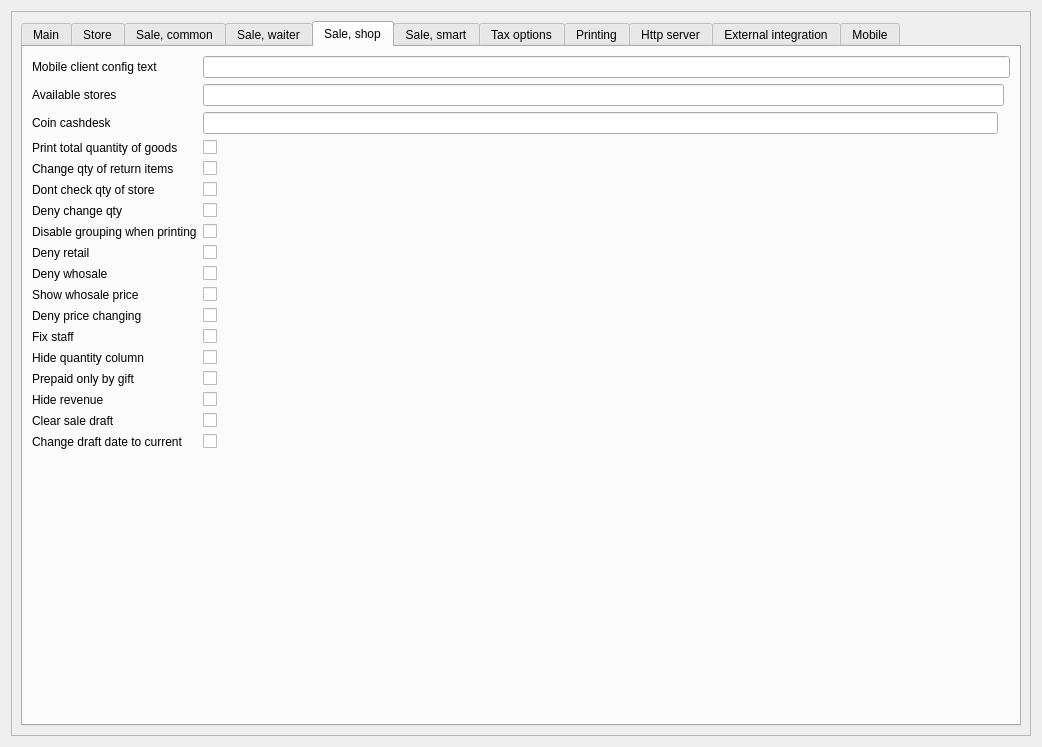
Above: Reports/c5settingswidget.ui from End1-1/Cafe5 before the change. Below: the same form after it.
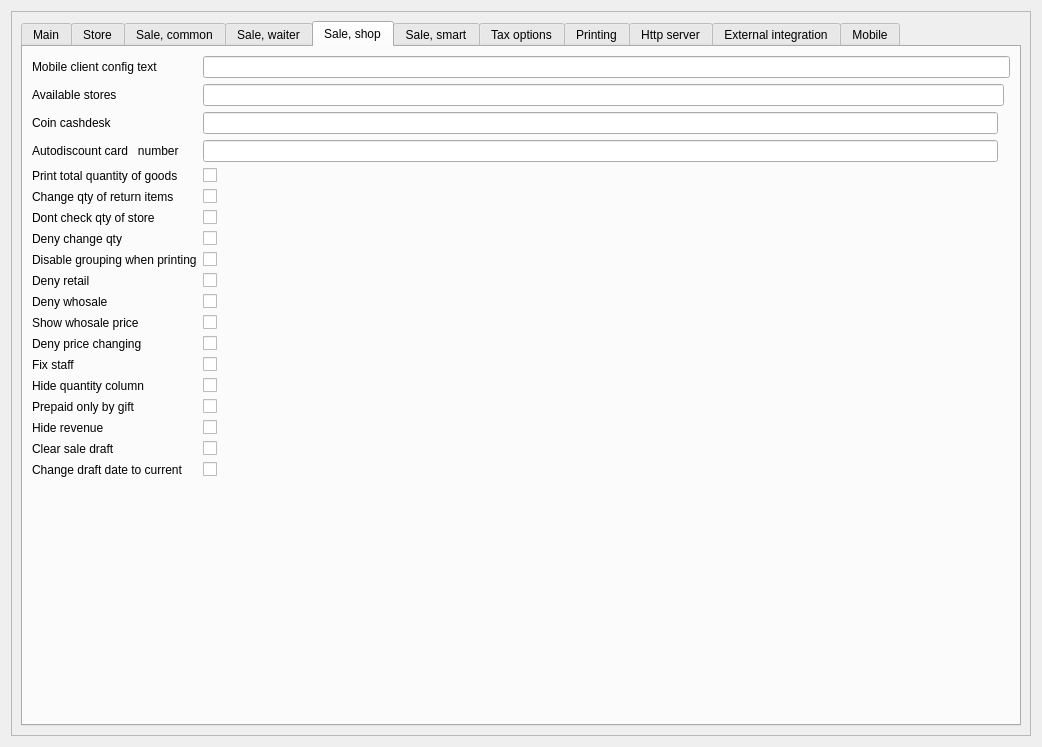
That is the form after the change. The open tabs and pages were chosen to show the change. Custom widgets are drawn as their Qt base class.

Commit message: NTreeWidget and autodiscount for shop

Patch:
```diff
--- a/Reports/c5settingswidget.ui
+++ b/Reports/c5settingswidget.ui
@@ -42,8 +42,8 @@
        <rect>
         <x>0</x>
         <y>0</y>
-        <width>1001</width>
-        <height>808</height>
+        <width>1022</width>
+        <height>727</height>
        </rect>
       </property>
       <layout class="QHBoxLayout" name="horizontalLayout_2">
@@ -1123,98 +1123,47 @@
            <string>Sale, shop</string>
           </attribute>
           <layout class="QGridLayout" name="gridLayout_6">
-           <item row="12" column="0">
-            <widget class="QLabel" name="label_52">
+           <item row="16" column="0">
+            <widget class="QLabel" name="label_118">
              <property name="text">
-              <string>Fix staff</string>
+              <string>Hide revenue</string>
              </property>
             </widget>
            </item>
-           <item row="14" column="0">
-            <widget class="QLabel" name="label_86">
-             <property name="text">
-              <string>Prepaid only by gift</string>
+           <item row="0" column="1" colspan="3">
+            <widget class="C5LineEdit" name="leShopMobileClentConfig">
+             <property name="minimumSize">
+              <size>
+               <width>0</width>
+               <height>0</height>
+              </size>
              </property>
-            </widget>
-           </item>
-           <item row="13" column="1">
-            <widget class="C5CheckBox" name="chHideShopQuantity">
-             <property name="text">
-              <string/>
+             <property name="maximumSize">
+              <size>
+               <width>16777215</width>
+               <height>16777215</height>
+              </size>
              </property>
              <property name="Tag" stdset="0">
-              <number>89</number>
+              <number>90</number>
              </property>
             </widget>
            </item>
-           <item row="10" column="0">
+           <item row="9" column="0">
+            <widget class="QLabel" name="label_49">
+             <property name="text">
+              <string>Deny retail</string>
+             </property>
+            </widget>
+           </item>
+           <item row="11" column="0">
             <widget class="QLabel" name="label_119">
              <property name="text">
               <string>Show whosale price</string>
              </property>
             </widget>
            </item>
-           <item row="6" column="1">
-            <widget class="C5CheckBox" name="chDenyQtychange">
-             <property name="text">
-              <string/>
-             </property>
-             <property name="Tag" stdset="0">
-              <number>81</number>
-             </property>
-            </widget>
-           </item>
-           <item row="18" column="1">
-            <spacer name="verticalSpacer_6">
-             <property name="orientation">
-              <enum>Qt::Orientation::Vertical</enum>
-             </property>
-             <property name="sizeHint" stdset="0">
-              <size>
-               <width>20</width>
-               <height>40</height>
-              </size>
-             </property>
-            </spacer>
-           </item>
-           <item row="3" column="1">
-            <widget class="C5CheckBox" name="chPrintTotyalQntOfGoods">
-             <property name="text">
-              <string/>
-             </property>
-             <property name="Tag" stdset="0">
-              <number>86</number>
-             </property>
-            </widget>
-           </item>
-           <item row="0" column="0">
-            <widget class="QLabel" name="label_84">
-             <property name="text">
-              <string>Mobile client config text</string>
-             </property>
-            </widget>
-           </item>
-           <item row="4" column="1">
-            <widget class="C5CheckBox" name="chDenyChangeQtyReturnItems">
-             <property name="text">
-              <string/>
-             </property>
-             <property name="Tag" stdset="0">
-              <number>86</number>
-             </property>
-            </widget>
-           </item>
-           <item row="4" column="0">
-            <widget class="QLabel" name="label_128">
-             <property name="text">
-              <string>Change qty of return items</string>
-             </property>
-            </widget>
-           </item>
-           <item row="1" column="1" colspan="2">
-            <widget class="QLineEdit" name="leAvailableStore"/>
-           </item>
-           <item row="11" column="1">
+           <item row="12" column="1">
             <widget class="C5CheckBox" name="chDenyPriceChange">
              <property name="text">
               <string/>
@@ -1224,135 +1173,88 @@
              </property>
             </widget>
            </item>
-           <item row="3" column="0">
-            <widget class="QLabel" name="label_127">
+           <item row="16" column="1">
+            <widget class="C5CheckBox" name="chHideRevenue">
              <property name="text">
-              <string>Print total quantity of goods</string>
-             </property>
-            </widget>
-           </item>
-           <item row="2" column="1">
-            <widget class="C5LineEdit" name="leCoinCashdesk"/>
-           </item>
-           <item row="9" column="1">
-            <widget class="C5CheckBox" name="chDenyWhosale">
-             <property name="text">
               <string/>
              </property>
              <property name="Tag" stdset="0">
-              <number>48</number>
+              <number>89</number>
              </property>
             </widget>
            </item>
-           <item row="9" column="0">
-            <widget class="QLabel" name="label_50">
+           <item row="17" column="1">
+            <widget class="C5CheckBox" name="chClearSaveDraft">
              <property name="text">
-              <string>Deny whosale</string>
-             </property>
-            </widget>
-           </item>
-           <item row="10" column="1">
-            <widget class="C5CheckBox" name="chShowWhosalePrice">
-             <property name="text">
               <string/>
              </property>
              <property name="Tag" stdset="0">
-              <number>48</number>
+              <number>89</number>
              </property>
             </widget>
            </item>
-           <item row="12" column="1">
-            <widget class="C5CheckBox" name="chFixShopStaff">
-             <property name="text">
-              <string/>
-             </property>
-             <property name="Tag" stdset="0">
-              <number>50</number>
-             </property>
-            </widget>
-           </item>
-           <item row="6" column="0">
+           <item row="7" column="0">
             <widget class="QLabel" name="label_77">
              <property name="text">
               <string>Deny change qty</string>
              </property>
             </widget>
            </item>
-           <item row="8" column="1">
-            <widget class="C5CheckBox" name="chDenyReatail">
+           <item row="0" column="0">
+            <widget class="QLabel" name="label_84">
              <property name="text">
-              <string/>
+              <string>Mobile client config text</string>
              </property>
-             <property name="Tag" stdset="0">
-              <number>47</number>
-             </property>
             </widget>
            </item>
-           <item row="7" column="0">
-            <widget class="QLabel" name="label_78">
-             <property name="text">
-              <string>Disable grouping when printing</string>
-             </property>
-            </widget>
-           </item>
-           <item row="16" column="1">
-            <widget class="C5CheckBox" name="chClearSaveDraft">
-             <property name="text">
-              <string/>
-             </property>
-             <property name="Tag" stdset="0">
-              <number>89</number>
-             </property>
-            </widget>
-           </item>
-           <item row="5" column="0">
+           <item row="6" column="0">
             <widget class="QLabel" name="label_82">
              <property name="text">
               <string>Dont check qty of store</string>
              </property>
             </widget>
            </item>
-           <item row="5" column="1">
-            <widget class="C5CheckBox" name="chDontCheckStoreQty">
+           <item row="11" column="1">
+            <widget class="C5CheckBox" name="chShowWhosalePrice">
              <property name="text">
               <string/>
              </property>
              <property name="Tag" stdset="0">
-              <number>86</number>
+              <number>48</number>
              </property>
             </widget>
            </item>
-           <item row="11" column="0">
+           <item row="7" column="1">
+            <widget class="C5CheckBox" name="chDenyQtychange">
+             <property name="text">
+              <string/>
+             </property>
+             <property name="Tag" stdset="0">
+              <number>81</number>
+             </property>
+            </widget>
+           </item>
+           <item row="8" column="0">
+            <widget class="QLabel" name="label_78">
+             <property name="text">
+              <string>Disable grouping when printing</string>
+             </property>
+            </widget>
+           </item>
+           <item row="13" column="0">
+            <widget class="QLabel" name="label_52">
+             <property name="text">
+              <string>Fix staff</string>
+             </property>
+            </widget>
+           </item>
+           <item row="12" column="0">
             <widget class="QLabel" name="label_51">
              <property name="text">
               <string>Deny price changing</string>
              </property>
             </widget>
            </item>
-           <item row="8" column="0">
-            <widget class="QLabel" name="label_49">
-             <property name="text">
-              <string>Deny retail</string>
-             </property>
-            </widget>
-           </item>
-           <item row="13" column="0">
-            <widget class="QLabel" name="label_85">
-             <property name="text">
-              <string>Hide quantity column</string>
-             </property>
-            </widget>
-           </item>
-           <item row="15" column="1">
-            <widget class="C5CheckBox" name="chHideRevenue">
-             <property name="text">
-              <string/>
-             </property>
-             <property name="Tag" stdset="0">
-              <number>89</number>
-             </property>
-            </widget>
-           </item>
            <item row="2" column="0">
             <widget class="QLabel" name="label_225">
              <property name="text">
@@ -1360,14 +1262,58 @@
              </property>
             </widget>
            </item>
-           <item row="16" column="0">
+           <item row="14" column="0">
+            <widget class="QLabel" name="label_85">
+             <property name="text">
+              <string>Hide quantity column</string>
+             </property>
+            </widget>
+           </item>
+           <item row="1" column="1" colspan="2">
+            <widget class="QLineEdit" name="leAvailableStore"/>
+           </item>
+           <item row="8" column="1">
+            <widget class="C5CheckBox" name="chDontGroupPrint">
+             <property name="text">
+              <string/>
+             </property>
+             <property name="Tag" stdset="0">
+              <number>82</number>
+             </property>
+            </widget>
+           </item>
+           <item row="17" column="0">
             <widget class="QLabel" name="label_121">
              <property name="text">
               <string>Clear sale draft</string>
              </property>
             </widget>
            </item>
-           <item row="14" column="1">
+           <item row="10" column="0">
+            <widget class="QLabel" name="label_50">
+             <property name="text">
+              <string>Deny whosale</string>
+             </property>
+            </widget>
+           </item>
+           <item row="18" column="0">
+            <widget class="QLabel" name="label_126">
+             <property name="text">
+              <string>Change draft date to current</string>
+             </property>
+            </widget>
+           </item>
+           <item row="10" column="1">
+            <widget class="C5CheckBox" name="chDenyWhosale">
+             <property name="text">
+              <string/>
+             </property>
+             <property name="Tag" stdset="0">
+              <number>48</number>
+             </property>
+            </widget>
+           </item>
+           <item row="15" column="1">
             <widget class="C5CheckBox" name="chPrepaidOnlyByGift">
              <property name="text">
               <string/>
@@ -1378,28 +1324,96 @@
             </widget>
            </item>
            <item row="15" column="0">
-            <widget class="QLabel" name="label_118">
+            <widget class="QLabel" name="label_86">
              <property name="text">
-              <string>Hide revenue</string>
+              <string>Prepaid only by gift</string>
              </property>
             </widget>
            </item>
-           <item row="0" column="1" colspan="3">
-            <widget class="C5LineEdit" name="leShopMobileClentConfig">
-             <property name="minimumSize">
-              <size>
-               <width>0</width>
-               <height>0</height>
-              </size>
+           <item row="5" column="0">
+            <widget class="QLabel" name="label_128">
+             <property name="text">
+              <string>Change qty of return items</string>
              </property>
-             <property name="maximumSize">
-              <size>
-               <width>16777215</width>
-               <height>16777215</height>
-              </size>
+            </widget>
+           </item>
+           <item row="9" column="1">
+            <widget class="C5CheckBox" name="chDenyReatail">
+             <property name="text">
+              <string/>
              </property>
              <property name="Tag" stdset="0">
-              <number>90</number>
+              <number>47</number>
+             </property>
+            </widget>
+           </item>
+           <item row="5" column="1">
+            <widget class="C5CheckBox" name="chDenyChangeQtyReturnItems">
+             <property name="text">
+              <string/>
+             </property>
+             <property name="Tag" stdset="0">
+              <number>86</number>
+             </property>
+            </widget>
+           </item>
+           <item row="13" column="1">
+            <widget class="C5CheckBox" name="chFixShopStaff">
+             <property name="text">
+              <string/>
+             </property>
+             <property name="Tag" stdset="0">
+              <number>50</number>
+             </property>
+            </widget>
+           </item>
+           <item row="4" column="1">
+            <widget class="C5CheckBox" name="chPrintTotyalQntOfGoods">
+             <property name="text">
+              <string/>
+             </property>
+             <property name="Tag" stdset="0">
+              <number>86</number>
+             </property>
+            </widget>
+           </item>
+           <item row="14" column="1">
+            <widget class="C5CheckBox" name="chHideShopQuantity">
+             <property name="text">
+              <string/>
+             </property>
+             <property name="Tag" stdset="0">
+              <number>89</number>
+             </property>
+            </widget>
+           </item>
+           <item row="18" column="1">
+            <widget class="C5CheckBox" name="chChangeDraftDateToCurrent">
+             <property name="text">
+              <string/>
+             </property>
+             <property name="Tag" stdset="0">
+              <number>89</number>
+             </property>
+            </widget>
+           </item>
+           <item row="2" column="1">
+            <widget class="C5LineEdit" name="leCoinCashdesk"/>
+           </item>
+           <item row="6" column="1">
+            <widget class="C5CheckBox" name="chDontCheckStoreQty">
+             <property name="text">
+              <string/>
+             </property>
+             <property name="Tag" stdset="0">
+              <number>86</number>
+             </property>
+            </widget>
+           </item>
+           <item row="4" column="0">
+            <widget class="QLabel" name="label_127">
+             <property name="text">
+              <string>Print total quantity of goods</string>
              </property>
             </widget>
            </item>
@@ -1410,32 +1424,28 @@
              </property>
             </widget>
            </item>
-           <item row="7" column="1">
-            <widget class="C5CheckBox" name="chDontGroupPrint">
-             <property name="text">
-              <string/>
+           <item row="19" column="1">
+            <spacer name="verticalSpacer_6">
+             <property name="orientation">
+              <enum>Qt::Orientation::Vertical</enum>
              </property>
-             <property name="Tag" stdset="0">
-              <number>82</number>
+             <property name="sizeHint" stdset="0">
+              <size>
+               <width>20</width>
+               <height>40</height>
+              </size>
              </property>
-            </widget>
+            </spacer>
            </item>
-           <item row="17" column="1">
-            <widget class="C5CheckBox" name="chChangeDraftDateToCurrent">
+           <item row="3" column="0">
+            <widget class="QLabel" name="label_226">
              <property name="text">
-              <string/>
+              <string>Autodiscount card   number</string>
              </property>
-             <property name="Tag" stdset="0">
-              <number>89</number>
-             </property>
             </widget>
            </item>
-           <item row="17" column="0">
-            <widget class="QLabel" name="label_126">
-             <property name="text">
-              <string>Change draft date to current</string>
-             </property>
-            </widget>
+           <item row="3" column="1">
+            <widget class="C5LineEdit" name="leShopAutodiscountCardNumber"/>
            </item>
           </layout>
          </widget>
@@ -2474,6 +2484,11 @@
    <extends>QLineEdit</extends>
    <header location="global">c5lineeditwithselector.h</header>
   </customwidget>
+  <customwidget>
+   <class>C5CheckBox</class>
+   <extends>QCheckBox</extends>
+   <header location="global">c5checkbox.h</header>
+  </customwidget>
   <customwidget>
    <class>C5ComboBox</class>
    <extends>QComboBox</extends>
@@ -2484,11 +2499,6 @@
    <extends>QLineEdit</extends>
    <header location="global">c5lineedit.h</header>
   </customwidget>
-  <customwidget>
-   <class>C5CheckBox</class>
-   <extends>QCheckBox</extends>
-   <header location="global">c5checkbox.h</header>
-  </customwidget>
  </customwidgets>
  <tabstops>
   <tabstop>leChatOperatorUserId</tabstop>
```
The commit also changes 32 other files.
